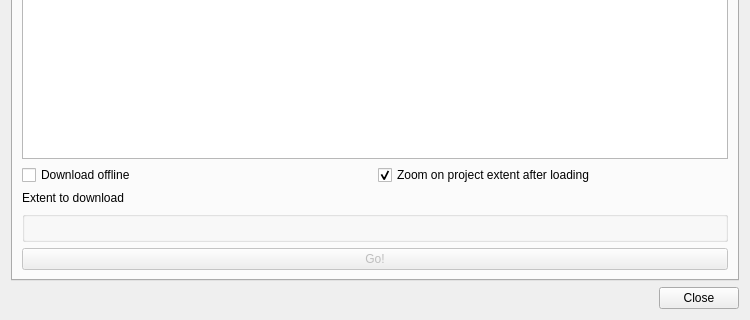
This is guided_offline_editing_dialog_base.ui in ygversil/qgis-guided-offline-editing as Qt 5 draws it before an edit; both pictures show x 0 to 750 and y 240 to 560 of the 750 by 560 pixel window. The edited form follows.
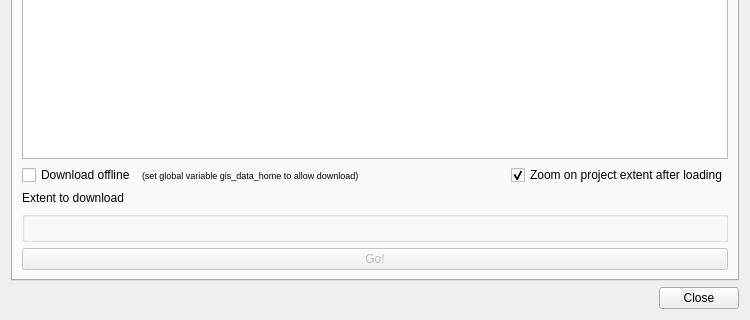
This is the edited form. Icons and pictures are not drawn. Custom widgets are drawn as their Qt base class.

Commit message: Add message to warn about missing gis_data_home

Diff of the .ui file:
```diff
--- a/guided_offline_editing_dialog_base.ui
+++ b/guided_offline_editing_dialog_base.ui
@@ -70,6 +70,31 @@
            </property>
           </widget>
          </item>
+         <item>
+          <widget class="QLabel" name="setGisDataHomeLabel">
+           <property name="font">
+            <font>
+             <pointsize>7</pointsize>
+            </font>
+           </property>
+           <property name="text">
+            <string>(set global variable gis_data_home to allow download)</string>
+           </property>
+          </widget>
+         </item>
+         <item>
+          <spacer name="horizontalSpacer">
+           <property name="orientation">
+            <enum>Qt::Horizontal</enum>
+           </property>
+           <property name="sizeHint" stdset="0">
+            <size>
+             <width>40</width>
+             <height>20</height>
+            </size>
+           </property>
+          </spacer>
+         </item>
          <item>
           <widget class="QCheckBox" name="zoomFullCheckBox">
            <property name="text">
```
